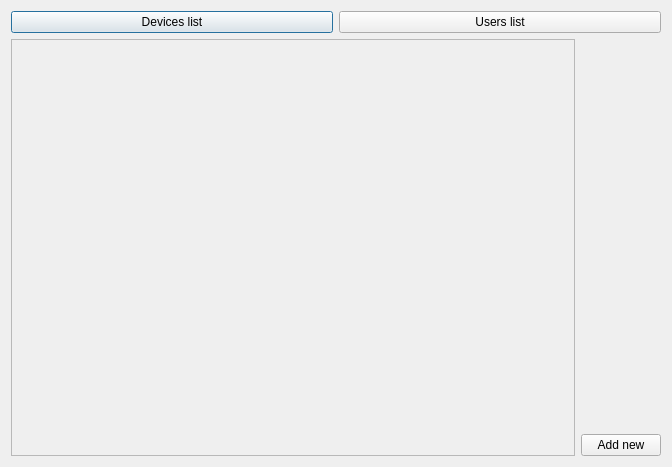
Qt form adminpanelwindow.ui (szymon27/xkomx) before a commit.
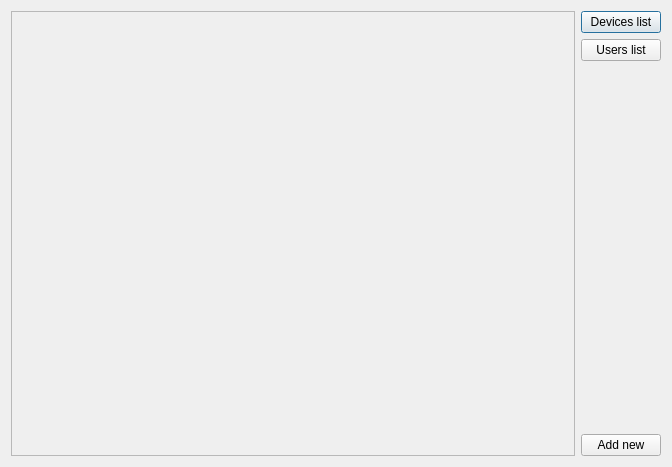
The same form after that commit.

```diff
--- a/adminpanelwindow.ui
+++ b/adminpanelwindow.ui
@@ -14,24 +14,6 @@
    <string>Dialog</string>
   </property>
   <layout class="QVBoxLayout" name="verticalLayout">
-   <item>
-    <layout class="QHBoxLayout" name="horizontalLayout">
-     <item>
-      <widget class="QPushButton" name="btnDevices">
-       <property name="text">
-        <string>Devices list</string>
-       </property>
-      </widget>
-     </item>
-     <item>
-      <widget class="QPushButton" name="btnUseres">
-       <property name="text">
-        <string>Users list</string>
-       </property>
-      </widget>
-     </item>
-    </layout>
-   </item>
    <item>
     <layout class="QHBoxLayout" name="horizontalLayout_2">
      <item>
@@ -45,7 +27,7 @@
           <x>0</x>
           <y>0</y>
           <width>556</width>
-          <height>416</height>
+          <height>445</height>
          </rect>
         </property>
         <widget class="QWidget" name="verticalLayoutWidget_2">
@@ -77,6 +59,20 @@
      </item>
      <item>
       <layout class="QVBoxLayout" name="verticalLayout_2">
+       <item>
+        <widget class="QPushButton" name="btnDevices">
+         <property name="text">
+          <string>Devices list</string>
+         </property>
+        </widget>
+       </item>
+       <item>
+        <widget class="QPushButton" name="btnUseres">
+         <property name="text">
+          <string>Users list</string>
+         </property>
+        </widget>
+       </item>
        <item>
         <spacer name="verticalSpacer_2">
          <property name="orientation">
```
